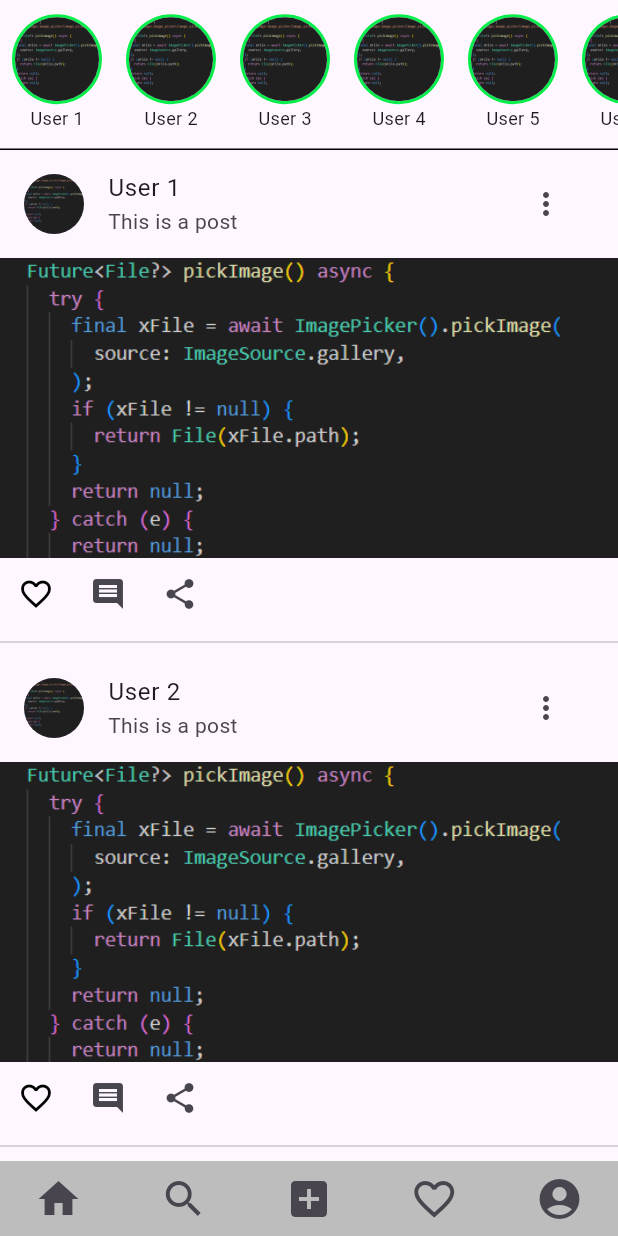
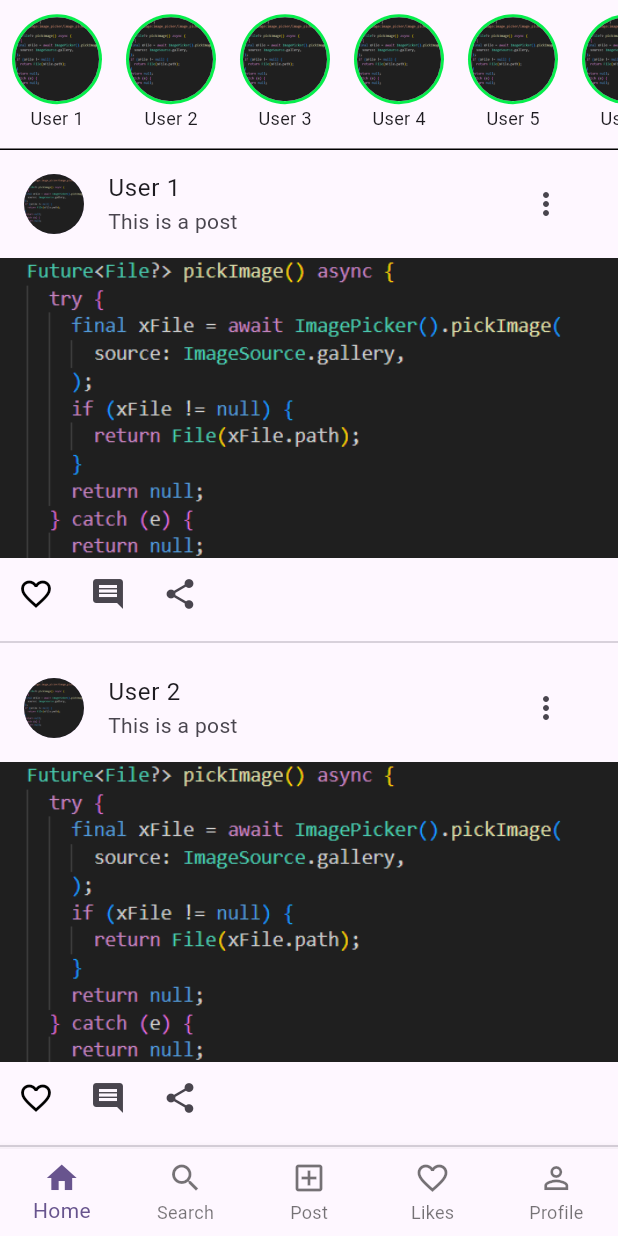
Before and after one commit to akashstwt/instagram, a Flutter app: the MyHomePage screen opened directly, on a phone screen of 412 x 824 dp. Run offline on Flutter 3.47's test engine with Material 3 defaults, Android fonts, the phone set to English and light mode, and no system bars; our stand-ins replace cloud_firestore, firebase_auth, firebase_core, shared_preferences; accounts and stored records are empty.

Commit message:
footer issue solved

```diff
--- a/lib/instagram_footer.dart
+++ b/lib/instagram_footer.dart
@@ -1,48 +1,92 @@
 import 'package:flutter/material.dart';
+import 'package:instagram/pages/explore_page.dart';
+import 'package:instagram/pages/favorites_page.dart';
+import 'package:instagram/pages/home_page.dart';
+import 'package:instagram/pages/profile_page.dart';
+import 'package:instagram/pages/search_page.dart';
 
 class InstagramFooter extends StatelessWidget {
   const InstagramFooter({super.key});
 
-  void _navigate(BuildContext context, String route) {
-    Navigator.pushNamed(context, route);
+  @override
+  Widget build(BuildContext context) {
+    return BottomNavigationBar(
+      type: BottomNavigationBarType.fixed,
+      currentIndex: _getCurrentIndex(context),
+      onTap: (index) => _onItemTapped(index, context),
+      items: const [
+        BottomNavigationBarItem(
+          icon: Icon(Icons.home),
+          label: 'Home',
+        ),
+        BottomNavigationBarItem(
+          icon: Icon(Icons.search),
+          label: 'Search',
+        ),
+        BottomNavigationBarItem(
+          icon: Icon(Icons.add_box_outlined),
+          label: 'Post',
+        ),
+        BottomNavigationBarItem(
+          icon: Icon(Icons.favorite_border),
+          label: 'Likes',
+        ),
+        BottomNavigationBarItem(
+          icon: Icon(Icons.person_outline),
+          label: 'Profile',
+        ),
+      ],
+    );
   }
 
-  @override
-  Widget build(BuildContext context) {
-    return Container(
-      height: 50,
-      color: Colors.grey.shade400,
-      child: Center(
-        child: Padding(
-          padding: const EdgeInsets.symmetric(horizontal: 15),
-          child: Row(
-            mainAxisAlignment: MainAxisAlignment.spaceBetween,
-            crossAxisAlignment: CrossAxisAlignment.center,
-            children: [
-              IconButton(
-                icon: const Icon(Icons.home, size: 32),
-                onPressed: () => _navigate(context, '/home'),
-              ),
-              IconButton(
-                icon: const Icon(Icons.search, size: 32),
-                onPressed: () => _navigate(context, '/search'),
-              ),
-              IconButton(
-                icon: const Icon(Icons.add_box, size: 32),
-                onPressed: () => _navigate(context, '/add'),
-              ),
-              IconButton(
-                icon: const Icon(Icons.favorite_border, size: 32),
-                onPressed: () => _navigate(context, '/favorites'),
-              ),
-              IconButton(
-                icon: const Icon(Icons.account_circle, size: 32),
-                onPressed: () => _navigate(context, '/profile'),
-              ),
-            ],
-          ),
-        ),
-      ),
-    );
+  int _getCurrentIndex(BuildContext context) {
+    final String currentRoute = ModalRoute.of(context)?.settings.name ?? '/';
+    switch (currentRoute) {
+      case '/search':
+        return 1;
+      case '/explore':
+        return 2;
+      case '/favorites':
+        return 3;
+      case '/profile':
+        return 4;
+      default:
+        return 0;
+    }
+  }
+
+  void _onItemTapped(int index, BuildContext context) {
+    switch (index) {
+      case 0:
+        Navigator.pushReplacement(
+          context,
+          MaterialPageRoute(builder: (context) => const MyHomePage(title: 'Home')),
+        );
+        break;
+      case 1:
+        Navigator.pushReplacement(
+          context,
+          MaterialPageRoute(builder: (context) => const SearchPage()),
+        );
+        break;
+      case 2:
+        Navigator.pushReplacement(
+          context,
+          MaterialPageRoute(builder: (context) =>  ExplorePage()),
+        );
+        break;
+      case 3:
+        Navigator.pushReplacement(
+          context,
+          MaterialPageRoute(builder: (context) => const  FavoritesPage()),
+        );
+        break;
+      case 4:
+        Navigator.pushReplacement(
+          context,
+          MaterialPageRoute(builder: (context) => const ProfilePage()),
+        );
+        break;
+    }
   }
 }
--- a/pubspec.yaml
+++ b/pubspec.yaml
@@ -38,6 +38,8 @@ dependencies:
   cloud_firestore: ^5.6.1
   firebase_auth: ^5.4.0
   shared_preferences: ^2.3.5
+  provider: ^6.1.2
+  http: ^1.3.0
 
 dev_dependencies:
   flutter_test:
```
Also changed, not shown: pubspec.lock.
